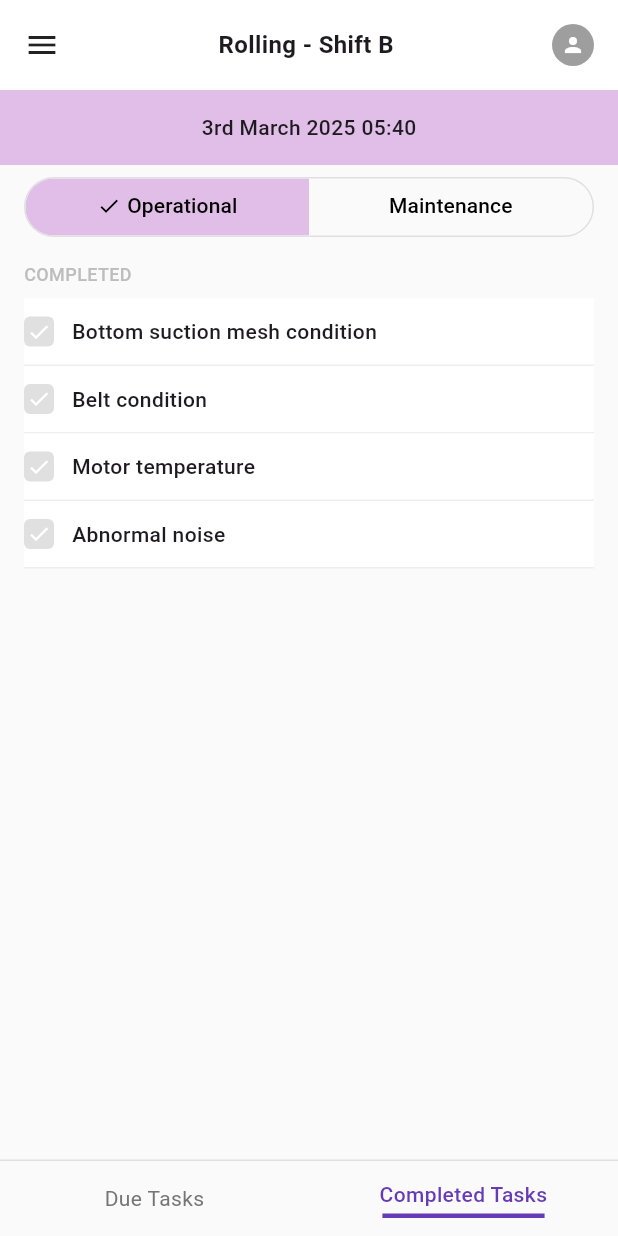
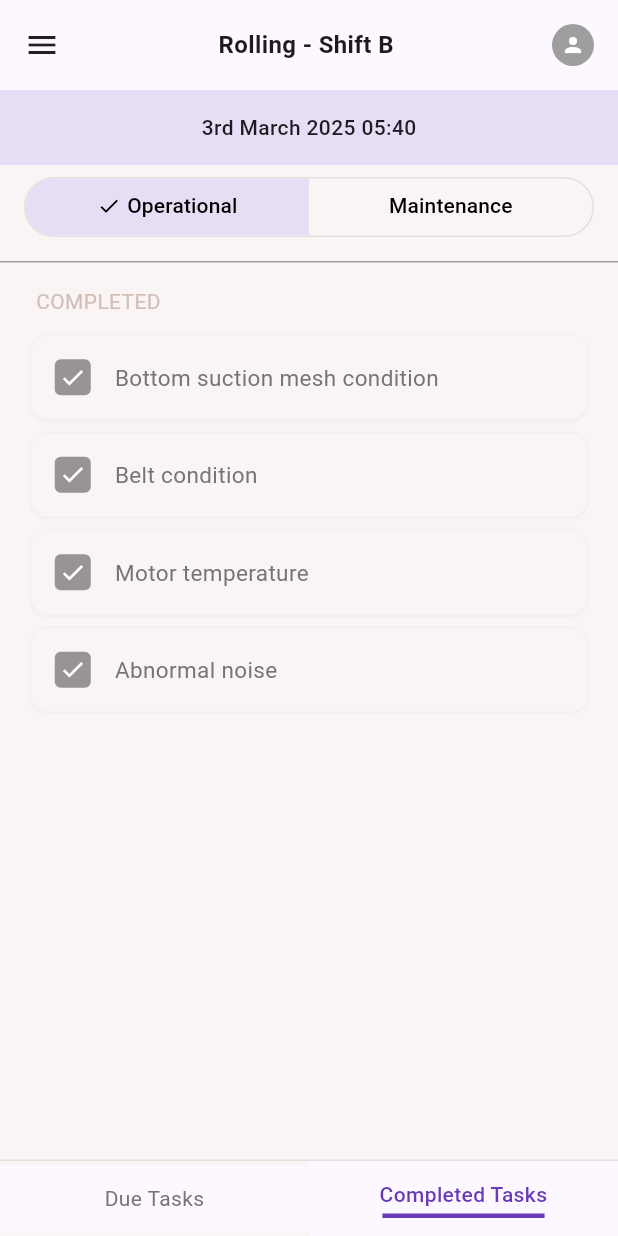
Before and after one commit to RakshitSathvara/Check-List-App, a Flutter app: the HomeScreen screen opened by its route, after a tap on "Completed Tasks", on a phone screen of 412 x 824 dp. Run offline on Flutter 3.47's test engine with Material 3 defaults, Android fonts, the phone set to English and light mode, and no system bars; accounts and stored records are empty.

Commit message:
Update HomeScreen layout with new background colors and improved task item design

```diff
--- a/lib/screens/home_screen.dart
+++ b/lib/screens/home_screen.dart
@@ -39,6 +39,7 @@ class _HomeScreenState extends State<HomeScreen>
   @override
   Widget build(BuildContext context) {
     return Scaffold(
+      backgroundColor: Color(0xFFF9F5F4),
       body: SafeArea(
         child: Column(
           children: [
@@ -49,7 +50,7 @@ class _HomeScreenState extends State<HomeScreen>
             Container(
               padding: const EdgeInsets.symmetric(vertical: 15),
               width: double.infinity,
-              color: const Color(0xFFE1BEE7),
+              color: const Color(0xFFE7DEF6),
               child: Center(
                 child: Text(
                   _currentDateTime,
@@ -73,7 +74,7 @@ class _HomeScreenState extends State<HomeScreen>
                 child: TabBar(
                   controller: _tabController,
                   indicator: const BoxDecoration(
-                    color: Color(0xFFE1BEE7),
+                    color: Color(0xFFE7DEF6),
                   ),
                   indicatorSize: TabBarIndicatorSize.tab,
                   dividerColor: Colors.transparent,
@@ -116,6 +117,13 @@ class _HomeScreenState extends State<HomeScreen>
                   },
                 ),
               ),
+            ),
+
+            const SizedBox(height: 8),
+
+            const Divider(
+              height: 1,
+              color: Colors.grey,
             ),
 
             // Tab Content
@@ -180,7 +188,7 @@ class _HomeScreenState extends State<HomeScreen>
     return Container(
       padding: const EdgeInsets.all(16),
       decoration: BoxDecoration(
-        color: Colors.white,
+        color: Color(0xFFFDF7FF),
         boxShadow: [
           BoxShadow(
             color: Colors.grey.withOpacity(0.1),
@@ -228,6 +236,7 @@ class _HomeScreenState extends State<HomeScreen>
     return GestureDetector(
       onTap: onTap,
       child: Container(
+        color: Color(0XFFFDF7FF),
         padding: const EdgeInsets.symmetric(vertical: 12),
         child: Column(
           mainAxisSize: MainAxisSize.min,
@@ -316,7 +325,7 @@ class _HomeScreenState extends State<HomeScreen>
     return Container(
       margin: const EdgeInsets.only(bottom: 1), // Small gap between items
       decoration: BoxDecoration(
-        color: const Color(0xFFF5F5F5), // Light gray background
+        color: const Color(0xFFF3EFEE), // Light gray background
         borderRadius: BorderRadius.circular(4),
       ),
       child: Padding(
@@ -394,93 +403,94 @@ class _HomeScreenState extends State<HomeScreen>
     );
   }
 
-  // Operational Completed Tasks
+// Operational Completed Tasks with proper background
   Widget _buildOperationalCompletedTasksView() {
     // Get completed tasks from dummy data
     final completedTasks = getCompletedOperationalTasks();
 
-    return SingleChildScrollView(
+    return Container(
+      color: const Color(0xFFF9F5F4), // Match the container background color
+      child: SingleChildScrollView(
         padding: const EdgeInsets.symmetric(horizontal: 16),
         child: Column(
           crossAxisAlignment: CrossAxisAlignment.start,
           children: [
+            // COMPLETED Header
             const Padding(
-            padding: EdgeInsets.only(top: 8.0, bottom: 8.0),
+              padding: EdgeInsets.only(top: 16, bottom: 12, left: 8),
               child: Text(
                 "COMPLETED",
                 style: TextStyle(
-                color: Color(0xFFBDBDBD),
-                fontSize: 12,
-                fontWeight: FontWeight.w500,
+                  color: Color(0xFFD2BDB7), // Light brown/beige color
+                  fontSize: 14,
+                  fontWeight: FontWeight.w400,
                 ),
               ),
             ),
-          ...completedTasks
-              .map((task) => _buildCompletedTaskItem(task))
-              .toList(),
-        ],
-      ),
-    );
-  }
 
-  // Completed Task Item
-  Widget _buildCompletedTaskItem(Task task) {
-    return Container(
-      decoration: BoxDecoration(
-        color: Colors.white,
-        border: Border(
-          bottom: BorderSide(color: Colors.grey[200]!),
-        ),
-      ),
-      child: Padding(
-        padding: const EdgeInsets.symmetric(vertical: 12),
-        child: Row(
-          children: [
-            // Completed checkbox
-            Container(
-              margin: const EdgeInsets.only(right: 12),
-              height: 20,
-              width: 20,
-              decoration: BoxDecoration(
-                color: Colors.grey[300],
-                borderRadius: BorderRadius.circular(4),
-              ),
-              child: const Icon(
-                Icons.check,
-                color: Colors.white,
-                size: 16,
-              ),
-            ),
-
-            // Task name
-            Expanded(
-              child: Text(
-                task.name,
-                style: const TextStyle(
-                  fontSize: 14,
-                  fontWeight: FontWeight.w500,
-                ),
-              ),
-            ),
+            // Completed task items
+            ...completedTasks.map((task) => _buildCompletedTaskItem(task)),
           ],
         ),
       ),
     );
   }
 
-  // Category Header (HMI, BLOWER, etc.)
-  Widget _buildCategoryHeader(String title) {
+// Completed Task Item with enhanced rounded corners
+  Widget _buildCompletedTaskItem(Task task) {
     return Container(
-      width: double.infinity,
-      padding: const EdgeInsets.symmetric(vertical: 6, horizontal: 8),
-      margin: const EdgeInsets.only(top: 16, bottom: 8),
-      color: const Color(0xFFF5F5F5),
+      margin: const EdgeInsets.only(bottom: 8, left: 4, right: 4),
+      decoration: BoxDecoration(
+        color: const Color(0xFFF9F5F4),
+        borderRadius: BorderRadius.circular(12), // Rounded corners
+        border: Border.all(
+          color: Colors.grey.shade200,
+          width: 0.5,
+        ),
+        boxShadow: [
+          BoxShadow(
+            color: Colors.black.withOpacity(0.03),
+            blurRadius: 1,
+            offset: const Offset(0, 1),
+          ),
+        ],
+      ),
+      clipBehavior:
+          Clip.antiAlias, // Ensures content respects the rounded corners
+      child: Padding(
+        padding: const EdgeInsets.symmetric(vertical: 16, horizontal: 16),
+        child: Row(
+          children: [
+            // Completed checkbox - gray square with check icon
+            Container(
+              margin: const EdgeInsets.only(right: 16),
+              height: 24,
+              width: 24,
+              decoration: BoxDecoration(
+                color: const Color(0xFF999494), // Gray background
+                borderRadius: BorderRadius.circular(4),
+              ),
+              child: const Center(
+                child: Icon(
+                  Icons.check,
+                  color: Colors.white,
+                  size: 18,
+                ),
+              ),
+            ),
+
+            // Task name in gray
+            Expanded(
               child: Text(
-        title,
+                task.name,
                 style: const TextStyle(
-          fontSize: 12,
-          color: Color(0xFF9E9E9E),
-          fontWeight: FontWeight.w500,
+                  fontSize: 15,
+                  fontWeight: FontWeight.w400,
+                  color: Color(0xFF757575), // Gray text color
+                ),
+              ),
+            ),
+          ],
         ),
       ),
     );
```
Lines whose indentation alone changed are shown as unchanged.
